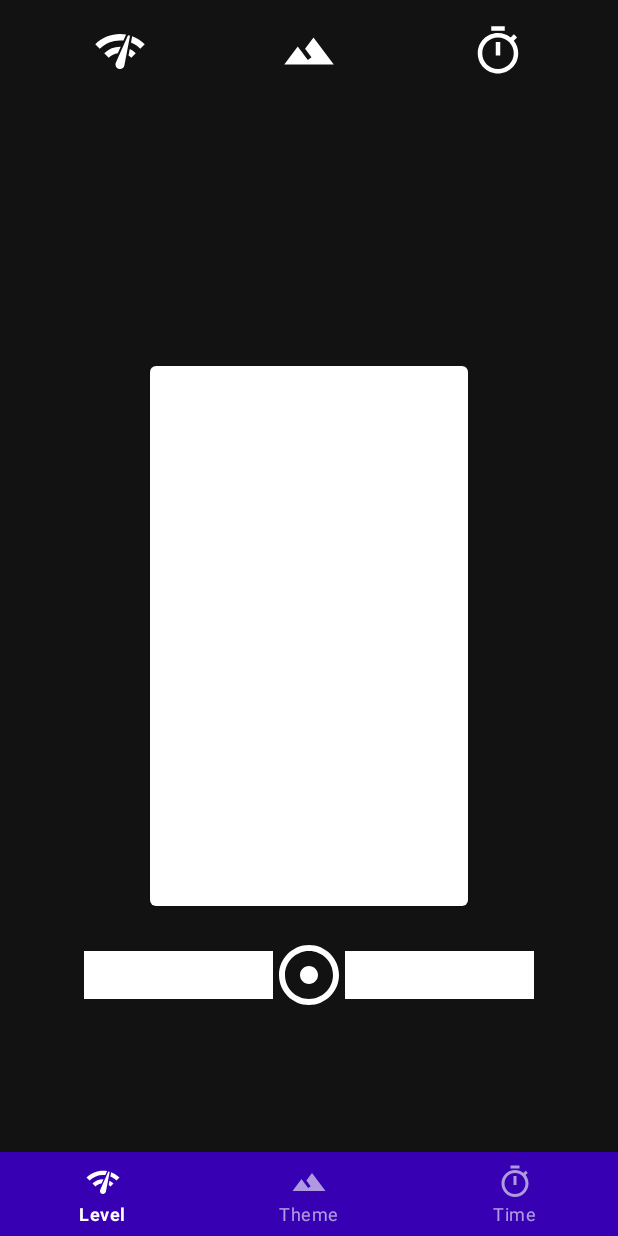
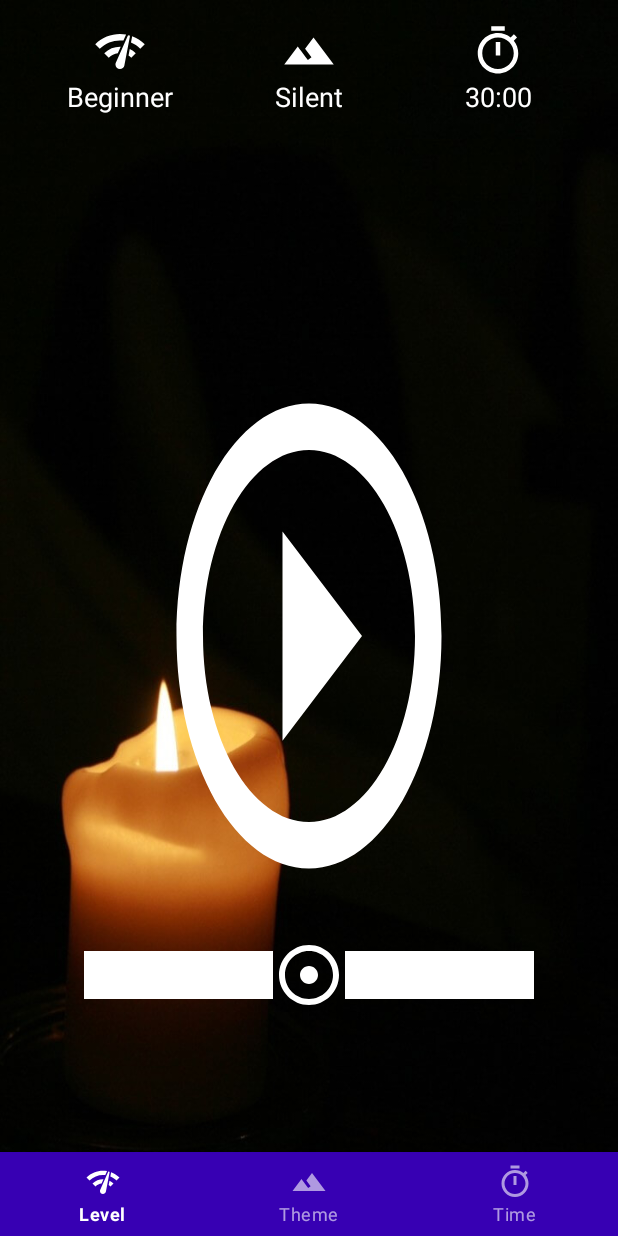
Before and after one commit to iceApp/Android_AAC_MVVM_DI_Practice_App, an Android app: the screen it shows after launch (MainActivity), on a phone screen of 412 x 824 dp. Run offline under Robolectric (Android 15) with nearby library versions, the phone set to English and light mode, and no system bars.

Commit message:
Add  Viewmodel,Livedata,Repository,Dataclass

```diff
--- a/app/build.gradle
+++ b/app/build.gradle
@@ -52,4 +52,7 @@ dependencies {
     testImplementation 'junit:junit:4.13'
     androidTestImplementation 'androidx.test.ext:junit:1.1.1'
     androidTestImplementation 'androidx.test.espresso:espresso-core:3.2.0'
+
+    implementation 'com.github.bumptech.glide:glide:4.11.0'
+    annotationProcessor 'com.github.bumptech.glide:compiler:4.11.0'
 }
--- a/app/src/main/java/com/example/meditation/MainFragment.kt
+++ b/app/src/main/java/com/example/meditation/MainFragment.kt
@@ -1,15 +1,26 @@
 package com.example.meditation
 
+import android.graphics.drawable.Drawable
 import android.os.Bundle
 import androidx.fragment.app.Fragment
 import android.view.LayoutInflater
 import android.view.View
 import android.view.ViewGroup
+import androidx.constraintlayout.widget.ConstraintLayout
+import androidx.fragment.app.viewModels
+import kotlinx.android.synthetic.main.fragment_main.*
+import androidx.lifecycle.Observer
+import com.bumptech.glide.Glide
+import com.bumptech.glide.request.target.SimpleTarget
+import com.bumptech.glide.request.transition.Transition
+import net.minpro.meditation.PlayStatus
 
 /**
  * A simple [Fragment] subclass.
  */
 class MainFragment : Fragment() {
+
+    private val viewModel: MainViewModel by viewModels()
 
     override fun onCreateView(
         inflater: LayoutInflater, container: ViewGroup?,
@@ -19,4 +30,50 @@ class MainFragment : Fragment() {
         return inflater.inflate(R.layout.fragment_main, container, false)
     }
 
+    override fun onActivityCreated(savedInstanceState: Bundle?) {
+        super.onActivityCreated(savedInstanceState)
+        viewModel.initParameters()
+        observeViewModel()
+    }
+
+    private fun observeViewModel() {
+        viewModel.txtLevel.observe(viewLifecycleOwner, Observer { levelTxt ->
+            txtLevel.text = levelTxt
+        })
+
+        viewModel.txtTheme.observe(viewLifecycleOwner, Observer { themeTxt ->
+            txtTheme.text = themeTxt
+        })
+
+        viewModel.displayTimeSeconds.observe(viewLifecycleOwner, Observer { displayTime ->
+            txtTime.text = displayTime
+        })
+
+        viewModel.msgUpperSmall.observe(viewLifecycleOwner, Observer { upperTxt ->
+            txtMsgUpperSmall.text = upperTxt
+        })
+
+        viewModel.msgLowerLarge.observe(viewLifecycleOwner, Observer { lowerTxt ->
+            txtMsgLowerLarge.text = lowerTxt
+        })
+
+        viewModel.playStatus.observe(viewLifecycleOwner, Observer { status ->
+            when (status){
+                PlayStatus.BEFORE_START -> btnPlay.setBackgroundResource(R.drawable.button_play)
+            }
+        })
+
+        viewModel.themePicFileResId.observe(viewLifecycleOwner, Observer { themePicResId ->
+            loadBackgroundImage(this,themePicResId,meditation_screen)
+
+        })
+    }
+
+    private fun loadBackgroundImage(mainFragment: MainFragment, themePicResId: Int?, meditation_screen: ConstraintLayout?) {
+        Glide.with(mainFragment).load(themePicResId).into(object: SimpleTarget<Drawable>(){
+            override fun onResourceReady(resource: Drawable, transition: Transition<in Drawable>?) {
+                meditation_screen?.background = resource
+            }
+        })
+    }
 }
--- /dev/null
+++ b/app/src/main/java/com/example/meditation/MainViewModel.kt
@@ -0,0 +1,42 @@
+package com.example.meditation
+
+import androidx.lifecycle.MutableLiveData
+import androidx.lifecycle.ViewModel
+import java.util.concurrent.TimeUnit
+
+class MainViewModel: ViewModel() {
+
+
+    val msgUpperSmall = MutableLiveData<String>()
+    val msgLowerLarge = MutableLiveData<String>()
+    var themePicFileResId = MutableLiveData<Int>()
+    var txtTheme = MutableLiveData<String>()
+    var txtLevel = MutableLiveData<String>()
+
+    val remainedTimeSeconds = MutableLiveData<Int>()
+    var displayTimeSeconds = MutableLiveData<String>()
+
+    val playStatus = MutableLiveData<Int>()
+
+    private val userSettingRepository = UserSettingsRepository()
+    private lateinit var userSettings: UserSettings
+    fun initParameters() {
+        userSettings = userSettingRepository.loadUserSettings()
+        msgUpperSmall.value = ""
+        msgLowerLarge.value = ""
+        themePicFileResId.value = userSettings.themeResId
+        txtTheme.value = userSettings.themeName
+        txtLevel.value = userSettings.levelName
+        remainedTimeSeconds.value = userSettings.time * 60
+        displayTimeSeconds.value = changeTimerFormat(remainedTimeSeconds.value!!)
+        playStatus.value = 0
+    }
+
+    private fun changeTimerFormat(timeSeconds: Int): String {
+
+        val mm = timeSeconds / 60; // 分
+        val ss = timeSeconds % 60; // 秒
+        return String.format("%1$02d:%2$02d", mm, ss)
+//        return  TimeUnit.MINUTES.convert(timeSeconds.toLong(),TimeUnit.MILLISECONDS).toString()
+    }
+}
--- /dev/null
+++ b/app/src/main/java/com/example/meditation/UserSettings.kt
@@ -0,0 +1,27 @@
+package com.example.meditation
+
+import java.util.*
+
+data class UserSettings (
+    var levelId: Int,
+    var levelName: String,
+    var themeId: Int,
+    var themeName: String,
+    var themeResId: Int,
+    var themeSoundId: Int,
+    var time: Int
+) {
+    companion object {
+        const val PREF_USERSETTINGS_NAME = "net.minpro.meiso.user_settings"
+    }
+}
+
+enum class UserSettingsPrefkey{
+    LEVEL_ID,
+    LEVEL_NAME_STR_ID,
+    THEME_ID,
+    THEME_NAME_STR_ID,
+    THEME_RES_ID,
+    THEME_SOUND_ID,
+    TIME
+}
--- /dev/null
+++ b/app/src/main/java/com/example/meditation/UserSettingsRepository.kt
@@ -0,0 +1,22 @@
+package com.example.meditation
+
+import android.content.Context
+import android.content.SharedPreferences
+import net.minpro.meditation.LevelId
+
+class UserSettingsRepository {
+    private val context: Context = MyApplication.appContext
+    private val pref: SharedPreferences = context.getSharedPreferences(UserSettings.PREF_USERSETTINGS_NAME,Context.MODE_PRIVATE)
+
+    fun loadUserSettings(): UserSettings{
+        return UserSettings(
+            levelId = pref.getInt(UserSettingsPrefkey.LEVEL_ID.name, LevelId.EASY),
+            levelName = context.getString(pref.getInt(UserSettingsPrefkey.LEVEL_NAME_STR_ID.name,R.string.level_easy_header)),
+            themeId =  pref.getInt(UserSettingsPrefkey.THEME_ID.name,0),
+            themeName = context.getString(pref.getInt(UserSettingsPrefkey.THEME_NAME_STR_ID.name,R.string.theme_silent)),
+            themeResId = pref.getInt(UserSettingsPrefkey.THEME_RES_ID.name,R.drawable.pic_nobgm),
+            themeSoundId = pref.getInt(UserSettingsPrefkey.THEME_SOUND_ID.name,0),
+            time = pref.getInt(UserSettingsPrefkey.TIME.name,30)
+        )
+    }
+}
```
Also changed, not shown: app/src/main/java/com/example/meditation/Constants.kt (renamed from app/src/main/java/com/example/meditation/Costants.kt), 1 other file.
